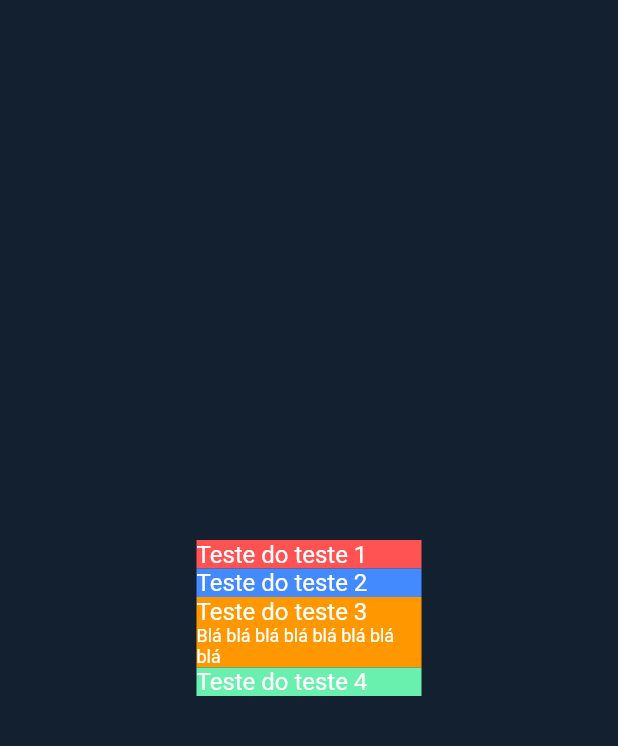
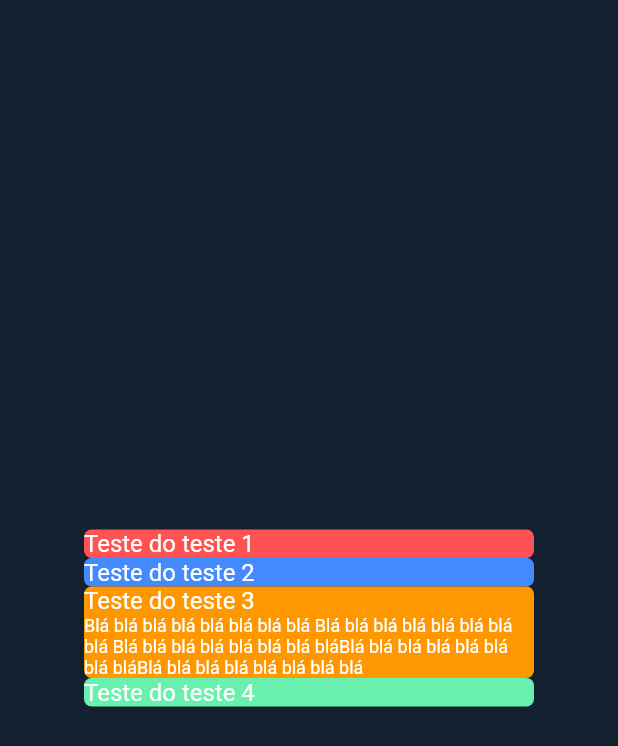
Before and after one commit to blemes319/accordion-component-flutter, a Flutter app: the screen it shows after launch, on a phone screen of 412 x 824 dp. Shown: the top 746 px of the screen. Run offline on Flutter 3.47's test engine with Material 2 defaults, Android fonts, the light colour scheme and no system bars.

Commit message:
chore: added border-radius

```diff
--- a/lib/components/accordion_component.dart
+++ b/lib/components/accordion_component.dart
@@ -11,8 +11,9 @@ class Accordion extends StatelessWidget {
   Widget build(BuildContext context) {
     print(showContent);
     return Container(
-      color: color,
-      width: 150,
+      width: 300,
+      decoration:
+          BoxDecoration(borderRadius: BorderRadius.circular(5), color: color),
       child: Column(
         crossAxisAlignment: CrossAxisAlignment.start,
         children: [
--- a/lib/main.dart
+++ b/lib/main.dart
@@ -17,7 +17,8 @@ List<Map<String, dynamic>> lista = [
     'active': false,
   },
   {
-    'content': 'Blá blá blá blá blá blá blá blá ',
+    'content':
+        'Blá blá blá blá blá blá blá blá Blá blá blá blá blá blá blá blá Blá blá blá blá blá blá blá bláBlá blá blá blá blá blá blá bláBlá blá blá blá blá blá blá blá',
     'title': 'Teste do teste 3',
     'color': Colors.orange,
     'active': true,
```
